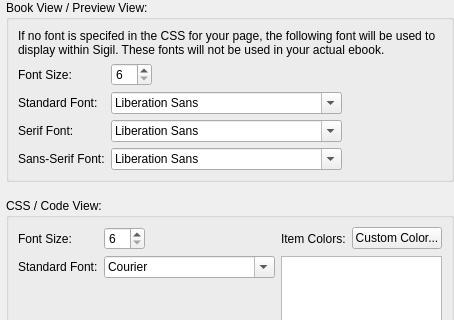
Qt form src/Sigil/Form_Files/PAppearanceWidget.ui (Sigil-Ebook/Sigil) before a commit; both pictures show x 0 to 454 and y 0 to 320 of the 454 by 512 pixel window.
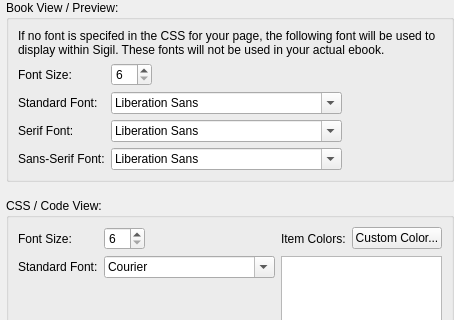
The same form after that commit.

Commit message: Change Preview View to Preview since its now a window.

The edit to the form file:
```diff
--- a/src/Sigil/Form_Files/PAppearanceWidget.ui
+++ b/src/Sigil/Form_Files/PAppearanceWidget.ui
@@ -29,7 +29,7 @@
    <item>
     <widget class="QGroupBox" name="groupBoxBookView">
      <property name="title">
-      <string>Book View / Preview View:</string>
+      <string>Book View / Preview:</string>
      </property>
      <layout class="QVBoxLayout" name="verticalLayoutBV">
       <item>
```
Left out of the diff: 8 changed lines with no effect on the pictures. The commit also changes 2 other files.
